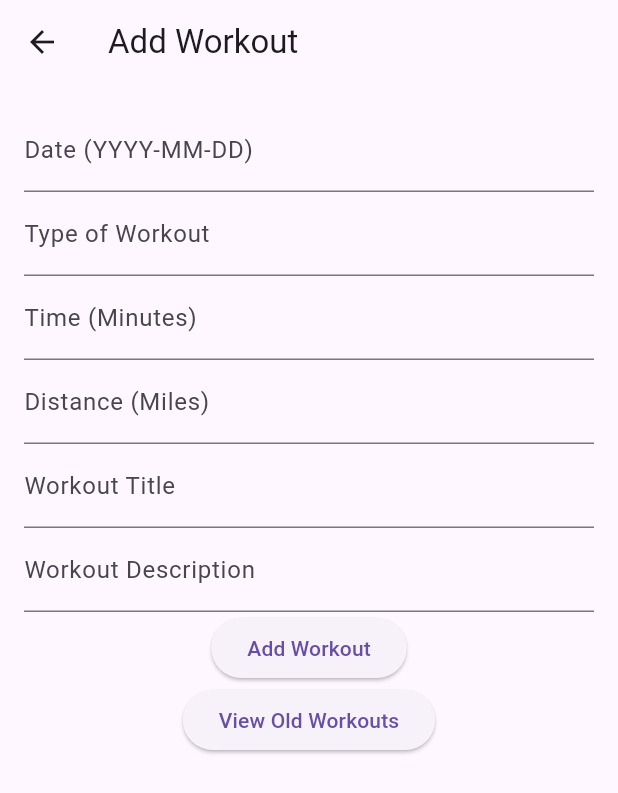
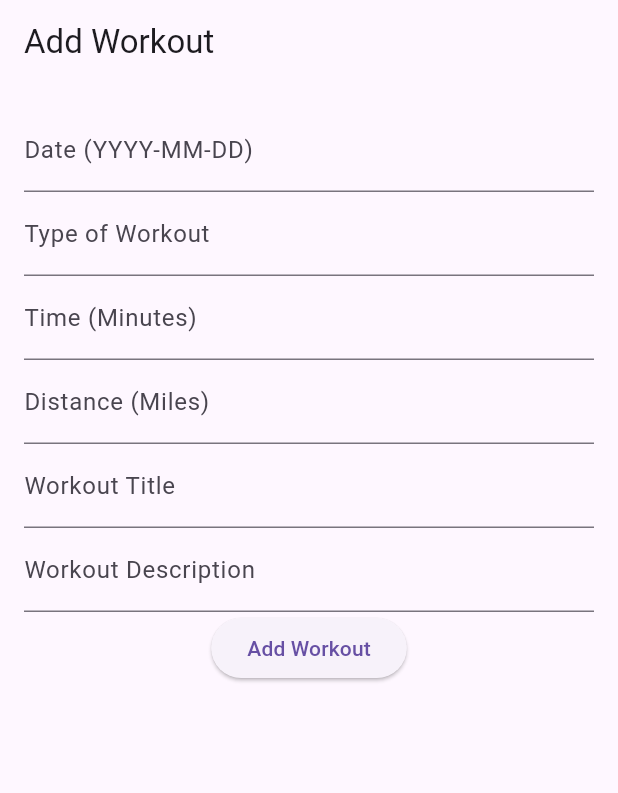
Before and after one commit to marcsaffold17/GetFitApp, a Flutter app: the screen it shows after launch, after a tap on "Add Workout", on a phone screen of 412 x 824 dp. Shown: the top 793 px of the screen. Run offline on Flutter 3.47's test engine with Material 3 defaults, Android fonts, the phone set to English and light mode, and no system bars; our stand-ins replace cloud_firestore, firebase_core; accounts and stored records are empty.

Commit message:
Decoupled main.dart and insert_workout_view.dart

```diff
--- a/get_fit_app/lib/main.dart
+++ b/get_fit_app/lib/main.dart
@@ -1,58 +1,30 @@
 import 'package:flutter/material.dart';
-import 'package:cloud_firestore/cloud_firestore.dart';
 import 'package:firebase_core/firebase_core.dart';
 
+// Don't need in main
+import '../view/insert_workout_view.dart';
 import '../model/insert_workout_model.dart';
-import '../view/insert_workout_view.dart';
 import '../presenter/insert_workout_presenter.dart';
 
 void main() async {
   WidgetsFlutterBinding.ensureInitialized();
   await Firebase.initializeApp();
-  runApp(MyApp());
+  runApp(const MyApp());
 }
 
 class MyApp extends StatelessWidget {
+  const MyApp({Key? key}) : super(key: key);
+
   @override
   Widget build(BuildContext context) {
+    // Branch exclusive code to showcase screen
     final repository = WorkoutRepository();
     final presenter = WorkoutPresenter(repository);
-
+    //
     return MaterialApp(
-      title: 'Workout App',
-      theme: ThemeData(
-        primarySwatch: Colors.blue,
-      ),
-      home: HomeScreen(presenter: presenter),
+      title: 'Flutter MVP Demo',
+      theme: ThemeData(primarySwatch: Colors.blue),
+      home: WorkoutEntryScreen(presenter: presenter),
     );
   }
 }
-
-class HomeScreen extends StatelessWidget {
-  final WorkoutPresenter presenter;
-
-  const HomeScreen({Key? key, required this.presenter}) : super(key: key);
-
-  @override
-  Widget build(BuildContext context) {
-    return Scaffold(
-      appBar: AppBar(
-        title: Text('Workout App'),
-      ),
-      body: Center(
-        child: ElevatedButton(
-          onPressed: () {
-            Navigator.push(
-              context,
-              MaterialPageRoute(
-                  builder: (context) => WorkoutEntryScreen(
-                    presenter: presenter,
-                  )),
-            );
-          },
-          child: Text('Add Workout'),
-        ),
-      ),
-    );
-  }
-}
```
Also changed, not shown: get_fit_app/lib/view/insert_workout_view.dart (+0 -62 lines).
